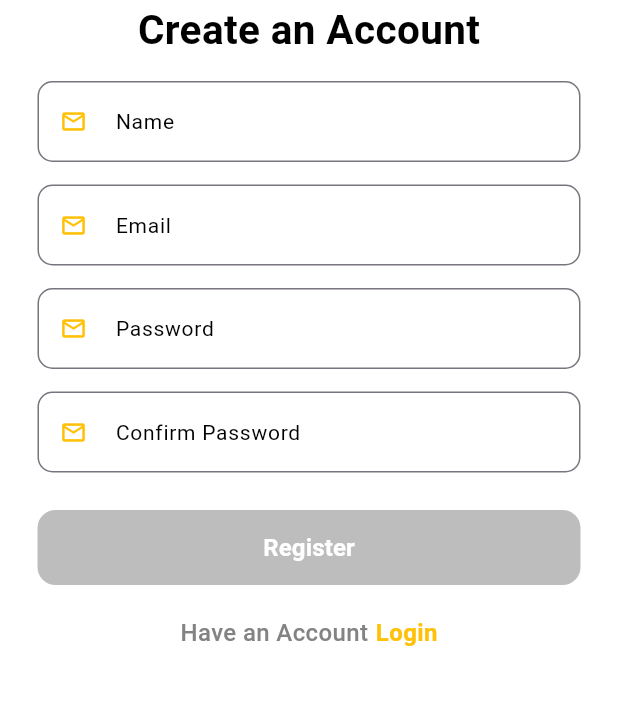
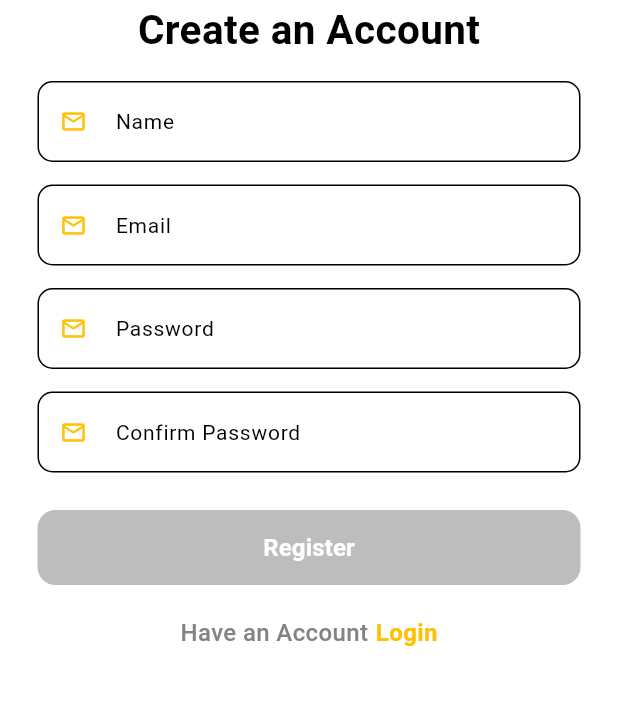
Before and after one commit to Sachith-AB/Bus-Booking-System, a Flutter app: the RegisterPage screen opened by its route, on a phone screen of 412 x 824 dp, the part 384-1089 px from its top. Run offline on Flutter 3.47's test engine with Material 3 defaults, Android fonts, the phone set to English and light mode, and no system bars; our stand-ins replace cloud_firestore, firebase_auth, firebase_core, get, shared_preferences; accounts and stored records are empty.

Commit message:
fix fill color in input field

```diff
--- a/lib/src/app/components/custom_input_field.dart
+++ b/lib/src/app/components/custom_input_field.dart
@@ -1,3 +1,4 @@
+import 'package:bus_booking/src/utils/color/colors.dart';
 import 'package:flutter/material.dart';
 
 import '../../common/style/app_input_style.dart';
@@ -33,11 +34,12 @@ class CustomInputField extends StatelessWidget {
       onChanged: onChanged,
       obscureText: obscureText,
       decoration: InputDecoration(
-        border: isValid ? AppInputStyle.outlineInputBorder: AppInputStyle.outlineInputBorder,
+        border: AppInputStyle.outlineInputBorder,
+        enabledBorder: isValid ? AppInputStyle.outlineValidBorder : AppInputStyle.outlineInputBorder,
         focusedBorder: AppInputStyle.outlineInputBorder,
         contentPadding: AppInputStyle.contentPadding,
         filled: isValid,
-        //fillColor: AppInputStyle.validFillColor,
+        fillColor: isValid ? KColors.appPrimary.shade100 : KColors.white,
         hintText: hintText,
         labelText: labelText,
         hintStyle: AppInputStyle.hintTextStyle,
--- a/lib/src/common/style/app_input_style.dart
+++ b/lib/src/common/style/app_input_style.dart
@@ -12,6 +12,10 @@ class AppInputStyle {
 
   //border
   static OutlineInputBorder outlineInputBorder = OutlineInputBorder(
+      borderRadius: BorderRadius.circular(10),
+      borderSide: const BorderSide(color: KColors.black));
+
+  static OutlineInputBorder outlineValidBorder = OutlineInputBorder(
       borderRadius: BorderRadius.circular(10),
       borderSide: const BorderSide(color: KColors.primaryColor));
 
```
